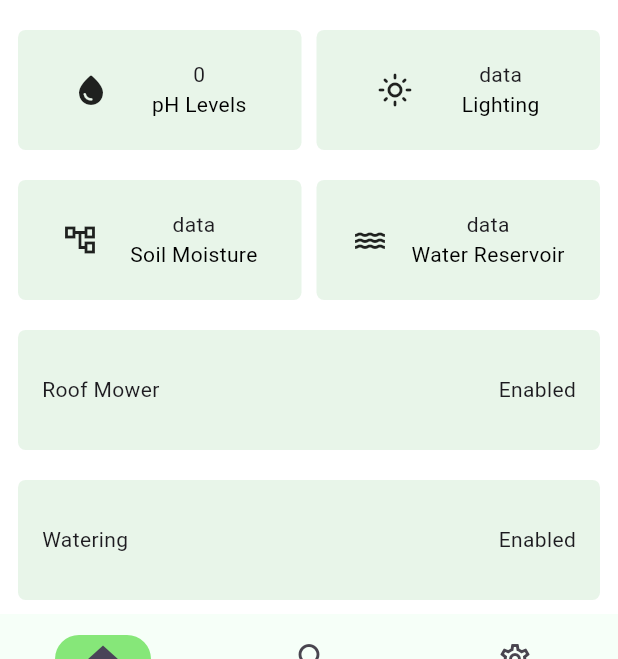
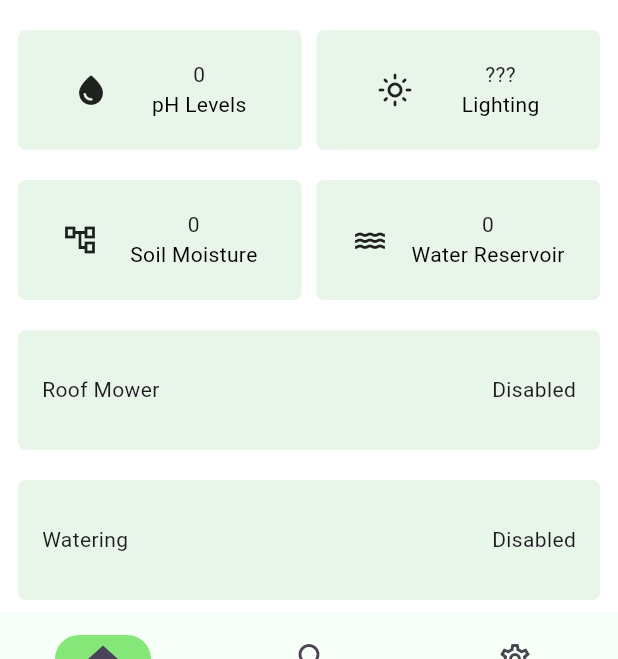
Before and after one commit to lanceyard/006-air-temperature-app, a Flutter app: the screen it shows after launch, scrolled down 85 dp, on a phone screen of 412 x 824 dp, the part 502-1161 px from its top. Run offline on Flutter 3.47's test engine with Material 3 defaults, Android fonts, the phone set to English and light mode, and no system bars; our stand-ins replace firebase_core, firebase_database; accounts and stored records are empty.

Commit message:
feat: update more fields to be shown

```diff
--- a/lib/logic/provider/controller_provider.dart
+++ b/lib/logic/provider/controller_provider.dart
@@ -6,11 +6,19 @@ class ControllerProvider extends ChangeNotifier {
   int airTemp;
   int airHumidity;
   int pHLevel;
+  int waterReservoir;
+  int soilMoisture;
+  bool roofMoverStatus;
+  bool wateringStatus;
 
   ControllerProvider({
     this.airTemp = 0,
     this.airHumidity = 0,
     this.pHLevel = 0,
+    this.waterReservoir = 0,
+    this.soilMoisture = 0,
+    this.roofMoverStatus = false,
+    this.wateringStatus = false,
   });
 
   void getEverything() {
@@ -23,6 +31,10 @@ class ControllerProvider extends ChangeNotifier {
       airTemp = converted.airTemperature?.toInt() ?? 0;
       airHumidity = converted.airHumidity?.toInt() ?? 0;
       pHLevel = converted.pHLevel?.toInt() ?? 0;
+      waterReservoir = converted.waterReservoir?.toInt() ?? 0;
+      soilMoisture = converted.soilMoisture?.toInt() ?? 0;
+      roofMoverStatus = converted.roofMoverStatus ?? false;
+      wateringStatus = converted.wateringStatus ?? false;
       notifyListeners();
     });
   }
--- a/lib/presentation/home_screen/body_section.dart
+++ b/lib/presentation/home_screen/body_section.dart
@@ -81,7 +81,7 @@ class BodySection extends StatelessWidget {
                   Column(
                     mainAxisAlignment: MainAxisAlignment.center,
                     children: [
-                      Text("data"),
+                      Text("???"),
                       Text(
                         "Lighting",
                         style: TextStyle(color: Colors.black),
@@ -98,7 +98,10 @@ class BodySection extends StatelessWidget {
                   Column(
                     mainAxisAlignment: MainAxisAlignment.center,
                     children: [
-                      Text("data"),
+                      Text(context
+                          .watch<ControllerProvider>()
+                          .waterReservoir
+                          .toString()),
                       Text(
                         "Soil Moisture",
                         style: TextStyle(color: Colors.black),
@@ -114,7 +117,10 @@ class BodySection extends StatelessWidget {
                   Column(
                     mainAxisAlignment: MainAxisAlignment.center,
                     children: [
-                      Text("data"),
+                      Text(context
+                          .watch<ControllerProvider>()
+                          .waterReservoir
+                          .toString()),
                       Text(
                         "Water Reservoir",
                         style: TextStyle(color: Colors.black),
@@ -136,7 +142,9 @@ class BodySection extends StatelessWidget {
                           ],
                         ),
                       ),
-                      Text("Enabled")
+                      Text(context.watch<ControllerProvider>().roofMoverStatus
+                          ? "Enabled"
+                          : "Disabled")
                     ]),
               ],
             ),
@@ -152,7 +160,9 @@ class BodySection extends StatelessWidget {
                           ],
                         ),
                       ),
-                      Text("Enabled")
+                      Text(context.watch<ControllerProvider>().wateringStatus
+                          ? "Enabled"
+                          : "Disabled")
                     ]),
               ],
             ),
```
